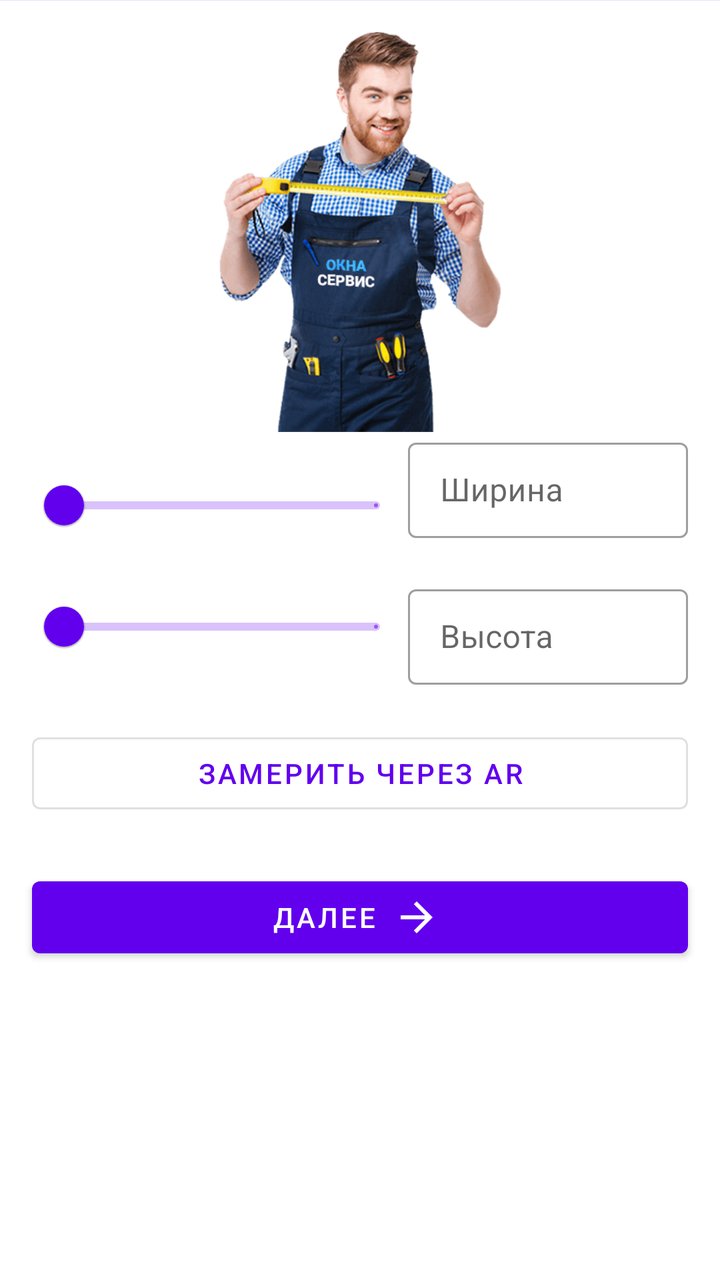
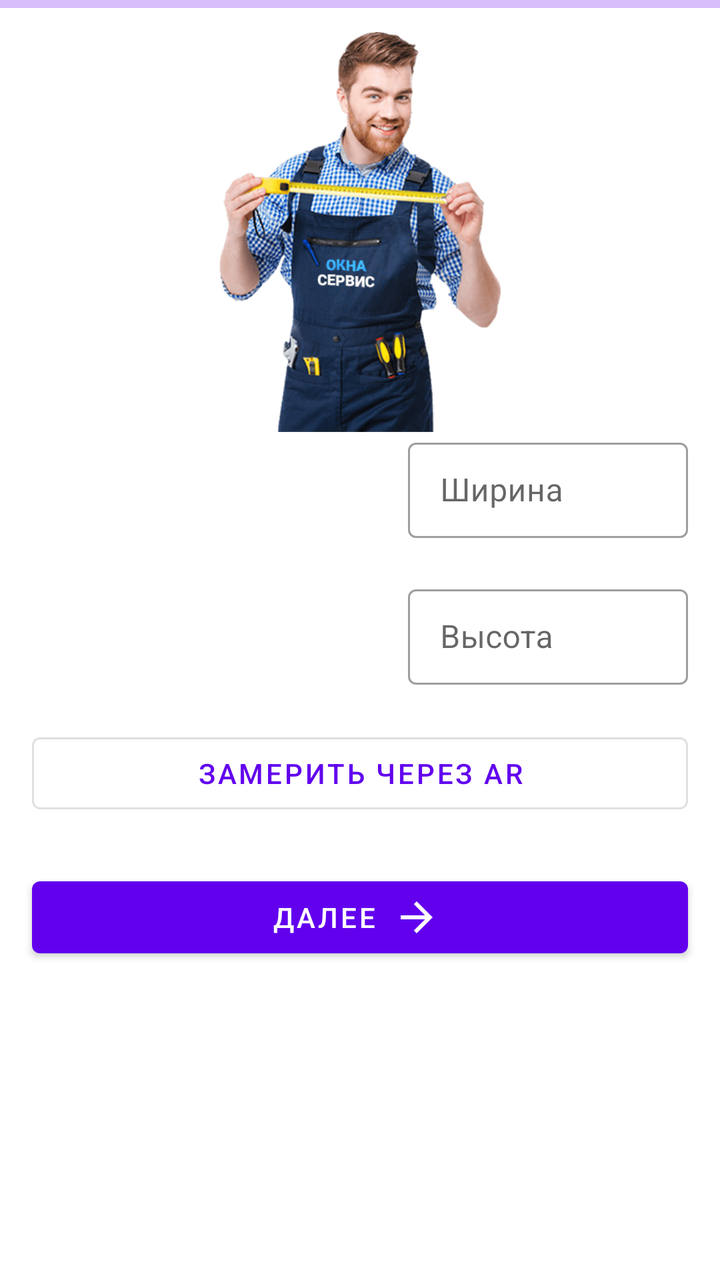

Two renders of the same Android screen: before a commit and after it. Below are the layout's source before the change and the commit's diff.
<!-- AndroidManifest.xml: application theme Theme.OknaServiceAndroidApp -->
<!-- res/layout/fragment_window_dimensions.xml -->
<?xml version="1.0" encoding="utf-8"?>
<androidx.constraintlayout.widget.ConstraintLayout xmlns:android="http://schemas.android.com/apk/res/android"
    xmlns:app="http://schemas.android.com/apk/res-auto"
    android:layout_width="match_parent"
    android:layout_height="match_parent">

    <androidx.constraintlayout.widget.Guideline
        android:id="@+id/start_guideline"
        android:layout_width="wrap_content"
        android:layout_height="wrap_content"
        android:orientation="vertical"
        app:layout_constraintGuide_begin="@dimen/margin_medium" />

    <androidx.constraintlayout.widget.Guideline
        android:id="@+id/end_guideline"
        android:layout_width="wrap_content"
        android:layout_height="wrap_content"
        android:orientation="vertical"
        app:layout_constraintGuide_end="@dimen/margin_medium" />

    <com.google.android.material.progressindicator.LinearProgressIndicator
        android:id="@+id/linear_progress_indicator"
        android:layout_width="0dp"
        android:layout_height="wrap_content"
        android:indeterminate="true"
        app:hideAnimationBehavior="outward"
        app:layout_constraintEnd_toEndOf="parent"
        app:layout_constraintStart_toStartOf="parent"
        app:layout_constraintTop_toTopOf="parent"
        app:showAnimationBehavior="inward" />

    <ImageView
        android:id="@+id/image"
        android:layout_width="0dp"
        android:layout_height="200dp"
        android:layout_marginTop="@dimen/margin_medium"
        android:importantForAccessibility="no"
        android:scaleType="centerInside"
        android:src="@drawable/man"
        app:layout_constraintEnd_toEndOf="@id/end_guideline"
        app:layout_constraintStart_toStartOf="@id/start_guideline"
        app:layout_constraintTop_toTopOf="parent" />

    <com.google.android.material.slider.Slider
        android:id="@+id/width_slider"
        android:layout_width="0dp"
        android:layout_height="wrap_content"
        android:saveEnabled="false"
        android:stepSize="1"
        app:layout_constraintBottom_toBottomOf="@id/width_text_input_layout"
        app:layout_constraintEnd_toStartOf="@id/width_text_input_layout"
        app:layout_constraintStart_toStartOf="@id/start_guideline"
        app:layout_constraintTop_toTopOf="@id/width_text_input_layout" />

    <com.google.android.material.textfield.TextInputLayout
        android:id="@+id/width_text_input_layout"
        style="@style/Widget.MaterialComponents.TextInputLayout.OutlinedBox.Dense"
        android:layout_width="140dp"
        android:layout_height="wrap_content"
        android:hint="@string/width"
        app:errorEnabled="true"
        app:layout_constraintEnd_toEndOf="@id/end_guideline"
        app:layout_constraintTop_toBottomOf="@id/image"
        app:suffixText="@string/mm">

        <com.google.android.material.textfield.TextInputEditText
            android:id="@+id/width_text_input_edit_text"
            android:layout_width="match_parent"
            android:layout_height="match_parent"
            android:inputType="number"
            android:saveEnabled="false"
            android:selectAllOnFocus="true" />
    </com.google.android.material.textfield.TextInputLayout>

    <com.google.android.material.slider.Slider
        android:id="@+id/height_slider"
        android:layout_width="0dp"
        android:layout_height="wrap_content"
        android:saveEnabled="false"
        android:stepSize="1"
        app:layout_constraintEnd_toStartOf="@id/height_text_input_layout"
        app:layout_constraintStart_toStartOf="@id/start_guideline"
        app:layout_constraintTop_toTopOf="@id/height_text_input_layout" />

    <com.google.android.material.textfield.TextInputLayout
        android:id="@+id/height_text_input_layout"
        style="@style/Widget.MaterialComponents.TextInputLayout.OutlinedBox.Dense"
        android:layout_width="140dp"
        android:layout_height="wrap_content"
        android:hint="@string/height"
        app:errorEnabled="true"
        app:layout_constraintEnd_toEndOf="@id/end_guideline"
        app:layout_constraintTop_toBottomOf="@id/width_text_input_layout"
        app:suffixText="@string/mm">

        <com.google.android.material.textfield.TextInputEditText
            android:id="@+id/height_text_input_edit_text"
            android:layout_width="match_parent"
            android:layout_height="match_parent"
            android:inputType="number"
            android:saveEnabled="false"
            android:selectAllOnFocus="true" />
    </com.google.android.material.textfield.TextInputLayout>

    <Button
        android:id="@+id/measure_using_ar"
        style="?materialButtonOutlinedStyle"
        android:layout_width="0dp"
        android:layout_height="wrap_content"
        android:text="@string/measure_using_ar"
        app:layout_constraintEnd_toEndOf="@id/end_guideline"
        app:layout_constraintStart_toStartOf="@id/start_guideline"
        app:layout_constraintTop_toBottomOf="@id/height_text_input_layout" />

    <Button
        android:id="@+id/next_button"
        style="@style/Widget.MaterialComponents.Button.Icon"
        android:layout_width="0dp"
        android:layout_height="wrap_content"
        android:layout_marginTop="24dp"
        android:text="@string/next"
        app:icon="@drawable/ic_baseline_arrow_forward_24"
        app:iconGravity="textEnd"
        app:layout_constraintEnd_toEndOf="@id/end_guideline"
        app:layout_constraintStart_toStartOf="@id/start_guideline"
        app:layout_constraintTop_toBottomOf="@id/measure_using_ar" />
</androidx.constraintlayout.widget.ConstraintLayout>
<!-- resources referenced by this layout -->
<resources>
  <dimen name="margin_medium">16dp</dimen>
  <!-- drawable ic_baseline_arrow_forward_24 (drawable) -->
  <vector xmlns:android="http://schemas.android.com/apk/res/android"
      android:width="24dp"
      android:height="24dp"
      android:viewportWidth="24"
      android:viewportHeight="24"
      android:tint="?attr/colorControlNormal">
    <path
        android:fillColor="@android:color/white"
        android:pathData="M12,4l-1.41,1.41L16.17,11H4v2h12.17l-5.58,5.59L12,20l8,-8z"/>
  </vector>
  <!-- drawable man: png bitmap (drawable, 49736 bytes) -->
  <string name="height">Высота</string>
  <string name="measure_using_ar">Замерить через AR</string>
  <string name="mm">мм</string>
  <string name="next">Далее</string>
  <string name="width">Ширина</string>
  <style name="Theme.OknaServiceAndroidApp" parent="Theme.MaterialComponents.DayNight.DarkActionBar">
          
          <item name="colorPrimary">@color/purple_500</item>
          <item name="colorPrimaryVariant">@color/purple_700</item>
          <item name="colorOnPrimary">@color/white</item>
          
          <item name="colorSecondary">@color/teal_200</item>
          <item name="colorSecondaryVariant">@color/teal_700</item>
          <item name="colorOnSecondary">@color/black</item>
          
          <item name="android:statusBarColor" tools:targetApi="l">?attr/colorPrimaryVariant</item>
          
      </style>
  <color name="purple_500">#FF6200EE</color>
  <color name="purple_700">#FF3700B3</color>
  <color name="white">#FFFFFFFF</color>
  <color name="teal_200">#FF03DAC5</color>
  <color name="teal_700">#FF018786</color>
  <color name="black">#FF000000</color>
</resources>

<!-- the commit's change to res/layout/fragment_window_dimensions.xml (unified diff, before → after) -->
@@ -2,7 +2,8 @@
 <androidx.constraintlayout.widget.ConstraintLayout xmlns:android="http://schemas.android.com/apk/res/android"
     xmlns:app="http://schemas.android.com/apk/res-auto"
     android:layout_width="match_parent"
-    android:layout_height="match_parent">
+    android:layout_height="match_parent"
+    android:animateLayoutChanges="true">
 
     <androidx.constraintlayout.widget.Guideline
         android:id="@+id/start_guideline"
@@ -27,7 +28,7 @@
         app:layout_constraintEnd_toEndOf="parent"
         app:layout_constraintStart_toStartOf="parent"
         app:layout_constraintTop_toTopOf="parent"
-        app:showAnimationBehavior="inward" />
+        app:showAnimationBehavior="none" />
 
     <ImageView
         android:id="@+id/image"
@@ -47,6 +48,7 @@
         android:layout_height="wrap_content"
         android:saveEnabled="false"
         android:stepSize="1"
+        android:visibility="invisible"
         app:layout_constraintBottom_toBottomOf="@id/width_text_input_layout"
         app:layout_constraintEnd_toStartOf="@id/width_text_input_layout"
         app:layout_constraintStart_toStartOf="@id/start_guideline"
@@ -78,6 +80,7 @@
         android:layout_height="wrap_content"
         android:saveEnabled="false"
         android:stepSize="1"
+        android:visibility="invisible"
         app:layout_constraintEnd_toStartOf="@id/height_text_input_layout"
         app:layout_constraintStart_toStartOf="@id/start_guideline"
         app:layout_constraintTop_toTopOf="@id/height_text_input_layout" />
